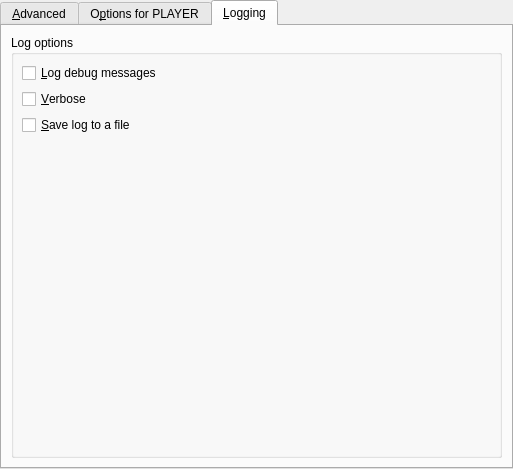
First picture: the form in src/gui/pref/advanced.ui, repository wilbert2000/wzplayer, before the edit.
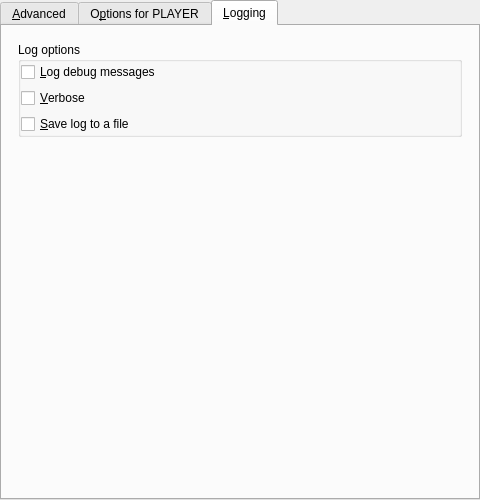
Second picture: the form after the edit. The open tabs and pages were chosen to show the change. Custom widgets are drawn as their Qt base class.

Patch:
```diff
--- a/src/gui/pref/advanced.ui
+++ b/src/gui/pref/advanced.ui
@@ -6,8 +6,8 @@
    <rect>
     <x>0</x>
     <y>0</y>
-    <width>513</width>
-    <height>469</height>
+    <width>480</width>
+    <height>500</height>
    </rect>
   </property>
   <layout class="QVBoxLayout">
@@ -24,6 +24,9 @@
        <string>&amp;Advanced</string>
       </attribute>
       <layout class="QVBoxLayout">
+       <property name="margin">
+        <number>16</number>
+       </property>
        <item>
         <layout class="QHBoxLayout">
          <property name="spacing">
@@ -278,11 +281,8 @@
        <string notr="true">O&amp;ptions for PLAYER</string>
       </attribute>
       <layout class="QVBoxLayout">
-       <property name="spacing">
-        <number>6</number>
-       </property>
        <property name="margin">
-        <number>9</number>
+        <number>16</number>
        </property>
        <item>
         <widget class="QLabel" name="options_info_label">
@@ -464,15 +464,30 @@
        <string>&amp;Logging</string>
       </attribute>
       <layout class="QVBoxLayout" name="verticalLayout_3">
+       <property name="margin">
+        <number>16</number>
+       </property>
        <item>
         <widget class="QGroupBox" name="log_box">
          <property name="title">
           <string>Log options</string>
          </property>
+         <property name="flat">
+          <bool>true</bool>
+         </property>
          <layout class="QVBoxLayout" name="verticalLayout">
-          <property name="margin">
+          <property name="leftMargin">
+           <number>0</number>
+          </property>
+          <property name="topMargin">
+           <number>0</number>
+          </property>
+          <property name="rightMargin">
            <number>8</number>
           </property>
+          <property name="bottomMargin">
+           <number>0</number>
+          </property>
           <item alignment="Qt::AlignTop">
            <widget class="QCheckBox" name="log_debug_enabled_check">
             <property name="text">
@@ -512,6 +527,9 @@
             </property>
            </widget>
           </item>
+         </layout>
+        </widget>
+       </item>
           <item>
            <spacer name="verticalSpacer">
             <property name="orientation">
@@ -524,9 +542,6 @@
              </size>
             </property>
            </spacer>
-          </item>
-         </layout>
-        </widget>
        </item>
       </layout>
      </widget>
```
Lines whose indentation alone changed are shown as unchanged.
